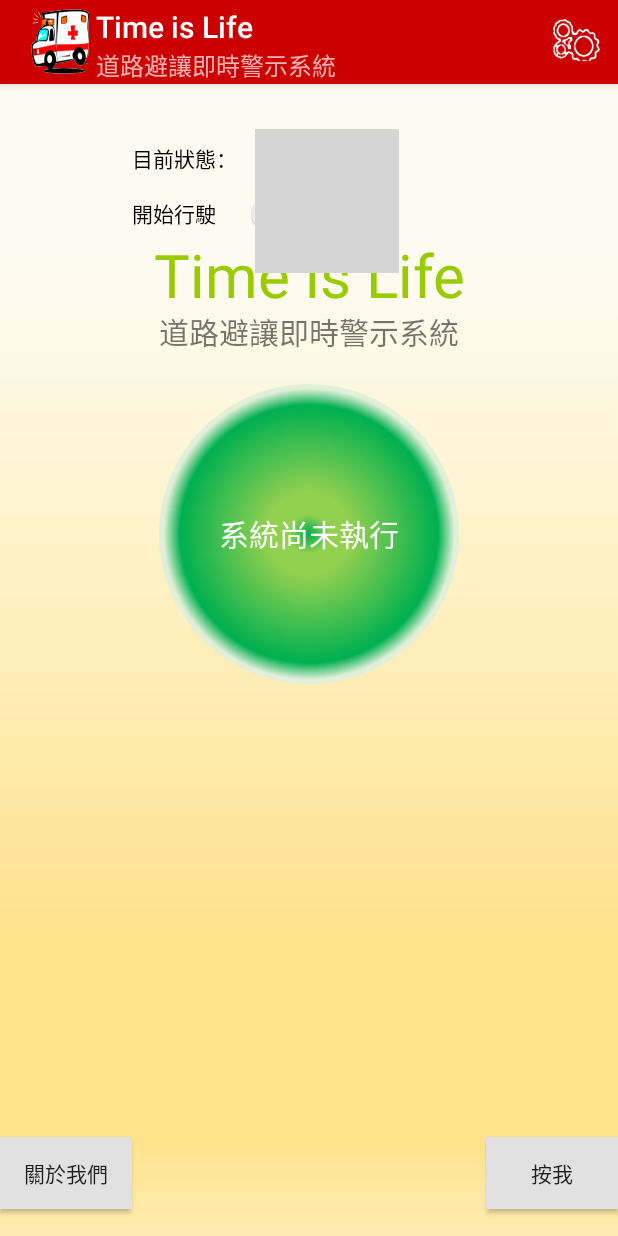
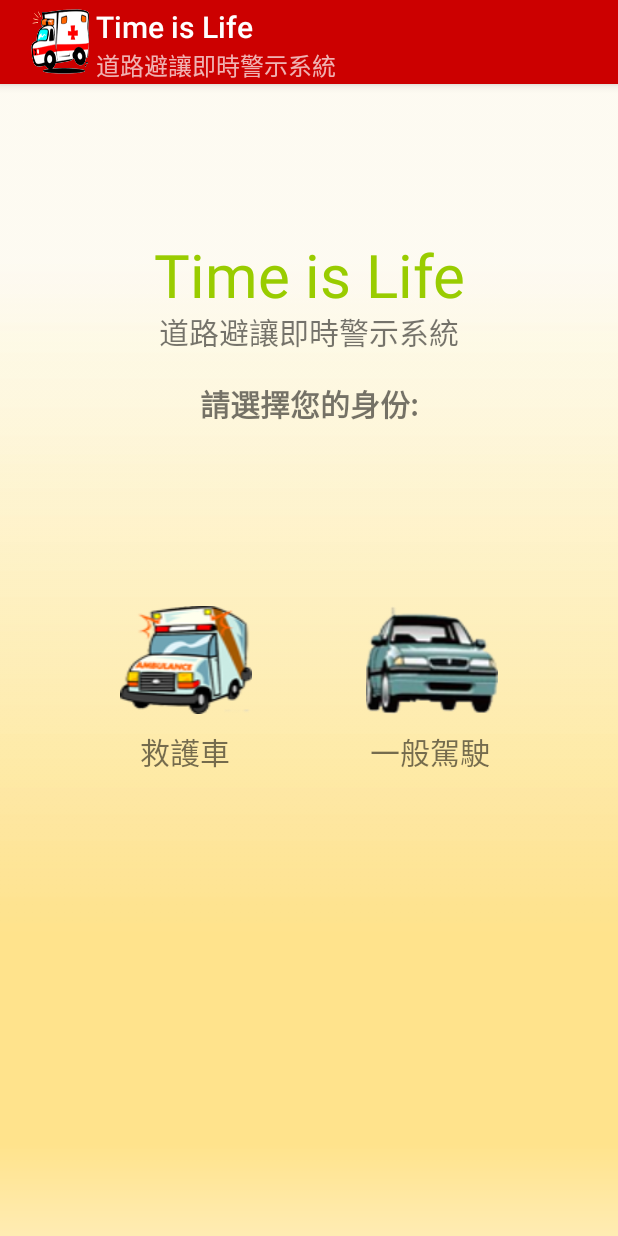
Before and after one commit to john850512/Time-is-Life, an Android app: the screen it shows after launch (MainActivity before the commit, ChooseClientActivity after it), on a phone screen of 412 x 824 dp. Run offline under Robolectric (Android 15) with nearby library versions, the phone set to English and light mode, and no system bars; grey boxes are pictures that could not be loaded.

Commit message:
V4.0
版本:V4.0
日期:20170814
說明:
-APP:
1.新增選取身份介面(可選取救護車或一般駕駛)
2.APP綁定Machine ID(功能尚未完全)
-Server:
1.修改Server架構，分別處理Web和App的請求
2.制定詳細的請求格式架構
3.APP端介面完成後可傳送導航請求代替目前手動使用下拉式選單的導航方式

```diff
--- a/Google_API_O_I_O_I/app/src/main/AndroidManifest.xml
+++ b/Google_API_O_I_O_I/app/src/main/AndroidManifest.xml
@@ -31,9 +31,8 @@
         <meta-data
             android:name="com.google.android.geo.API_KEY"
             android:value="@string/google_maps_key" />
-
         <activity
-            android:name=".MainActivity"
+            android:name=".ChooseClientActivity"
             android:label="@string/app_name">
             <intent-filter>
                 <action android:name="android.intent.action.MAIN" />
@@ -41,6 +40,9 @@
                 <category android:name="android.intent.category.LAUNCHER" />
             </intent-filter>
         </activity>
+        <activity
+            android:name=".MainActivity"
+            android:label="@string/app_name"></activity>
         <activity
             android:name=".MapsActivity"
             android:theme="@style/MyStyle"
--- /dev/null
+++ b/Google_API_O_I_O_I/app/src/main/java/net/macdidi/google_api_o_i_o_i/ChooseClientActivity.java
@@ -0,0 +1,40 @@
+package net.macdidi.google_api_o_i_o_i;
+
+/**
+ * Created by user on 2017/8/13.
+ */
+
+import android.content.Intent;
+import android.os.Bundle;
+import android.support.v7.app.ActionBar;
+import android.support.v7.app.AppCompatActivity;
+import android.view.View;
+import android.widget.Button;
+import android.widget.EditText;
+
+public class ChooseClientActivity extends AppCompatActivity {
+    private Button carClientBtn,ambulanceClientBtn;
+    @Override
+    protected void onCreate(Bundle savedInstanceState) {
+        super.onCreate(savedInstanceState);
+        setContentView(R.layout.activity_choose_client);
+        //set icon with actionbar
+        ActionBar menu = getSupportActionBar();
+        menu.setSubtitle("道路避讓即時警示系統");
+        menu.setDisplayShowHomeEnabled(true);
+        menu.setIcon(R.mipmap.ic_launcher);
+
+        carClientBtn = (Button)findViewById(R.id.button7);
+        ambulanceClientBtn = (Button)findViewById(R.id.button6);
+        carClientBtn.setOnClickListener(openMainActivity);
+        ambulanceClientBtn.setOnClickListener(openMainActivity);
+    }
+    private Button.OnClickListener openMainActivity = new Button.OnClickListener(){
+        @Override
+        public void onClick(View v) {
+            Intent Maps = new Intent();
+            Maps.setClass(ChooseClientActivity.this,MainActivity.class);
+            startActivity(Maps);
+        }
+    };
+}
--- a/Google_API_O_I_O_I/app/src/main/java/net/macdidi/google_api_o_i_o_i/SettingActivity.java
+++ b/Google_API_O_I_O_I/app/src/main/java/net/macdidi/google_api_o_i_o_i/SettingActivity.java
@@ -1,6 +1,5 @@
 package net.macdidi.google_api_o_i_o_i;
 
-import android.content.DialogInterface;
 import android.content.Intent;
 import android.content.SharedPreferences;
 import android.os.Bundle;
@@ -10,8 +9,6 @@ import android.view.KeyEvent;
 import android.view.View;
 import android.widget.Button;
 import android.widget.EditText;
-
-import java.util.Map;
 
 public class SettingActivity extends AppCompatActivity {
     private EditText EditText00,EditText01,EditText02,EditText03,EditText04,EditText05;
@@ -23,6 +20,7 @@ public class SettingActivity extends AppCompatActivity {
         setContentView(R.layout.activity_setting2);
         //set icon with actionbar
         ActionBar menu = getSupportActionBar();
+        menu.setSubtitle("道路避讓即時警示系統");
         menu.setDisplayShowHomeEnabled(true);
         menu.setIcon(R.mipmap.ic_launcher);
         EditText00 = (EditText) findViewById(R.id.editText00);
--- /dev/null
+++ b/Google_API_O_I_O_I/app/src/main/res/drawable/choose_ambulance_client.xml
@@ -0,0 +1,5 @@
+<?xml version="1.0" encoding="utf-8"?>
+<selector xmlns:android="http://schemas.android.com/apk/res/android">
+    <item android:drawable="@drawable/ambulance_normal" android:state_pressed="false"/>
+    <item android:drawable="@drawable/ambulance_press" android:state_pressed="true"/>
+</selector>
--- /dev/null
+++ b/Google_API_O_I_O_I/app/src/main/res/drawable/choose_car_client.xml
@@ -0,0 +1,5 @@
+<?xml version="1.0" encoding="utf-8"?>
+<selector xmlns:android="http://schemas.android.com/apk/res/android">
+    <item android:drawable="@drawable/car_normal" android:state_pressed="false"/>
+    <item android:drawable="@drawable/car_press" android:state_pressed="true"/>
+</selector>
--- a/Google_API_O_I_O_I/app/src/main/res/drawable/login_button_selector.xml
+++ b/Google_API_O_I_O_I/app/src/main/res/drawable/login_button_selector.xml
@@ -1,4 +1,5 @@
 <?xml version="1.0" encoding="utf-8"?>
+<!--ㄧ般按鈕按下的動畫-->
 <selector xmlns:android="http://schemas.android.com/apk/res/android">
     <item android:drawable="@drawable/clr_normal" android:state_pressed="false"/>
     <item android:drawable="@drawable/clr_pressed" android:state_pressed="true"/>
--- /dev/null
+++ b/Google_API_O_I_O_I/app/src/main/res/layout/activity_choose_client.xml
@@ -0,0 +1,84 @@
+<?xml version="1.0" encoding="utf-8"?>
+<RelativeLayout xmlns:android="http://schemas.android.com/apk/res/android"
+    xmlns:app="http://schemas.android.com/apk/res-auto"
+    xmlns:tools="http://schemas.android.com/tools"
+    android:id="@+id/activity_main"
+    android:layout_width="match_parent"
+    android:layout_height="match_parent"
+    tools:context="net.macdidi.google_api_o_i_o_i.MainActivity"
+    android:background="@drawable/bg">
+    <TextView
+        android:layout_width="300dp"
+        android:layout_height="50dp"
+        android:text="Time is Life"
+        android:id="@+id/app_name"
+        android:gravity="center"
+        android:layout_marginTop="100dp"
+        android:layout_centerHorizontal="true"
+        android:layout_alignParentTop="true"
+        android:textSize="40sp"
+        android:textColor="@android:color/holo_green_light" />
+    <TextView
+        android:text="道路避讓即時警示系統"
+        android:layout_width="wrap_content"
+        android:layout_height="wrap_content"
+        android:id="@+id/textView"
+        android:layout_below="@+id/app_name"
+        android:layout_centerHorizontal="true"
+        android:textSize="20sp" />
+    <TextView
+        android:text="請選擇您的身份:"
+        android:layout_width="wrap_content"
+        android:layout_height="wrap_content"
+        android:id="@+id/textView1"
+        android:layout_below="@+id/textView"
+        android:layout_marginTop="18dp"
+        android:layout_centerHorizontal="true"
+        android:textSize="20sp"
+        android:textStyle="normal|bold" />
+    <Button
+        android:text=""
+        android:id="@+id/button6"
+        android:layout_width="wrap_content"
+        android:layout_height="wrap_content"
+        android:layout_centerInParent = "true"
+        android:layout_alignParentLeft="true"
+        android:layout_marginLeft="80dp"
+        android:background="@drawable/choose_ambulance_client"
+        />
+
+    <Button
+        android:text=""
+        android:id="@+id/button7"
+        android:layout_width="wrap_content"
+        android:layout_height="wrap_content"
+        android:layout_centerInParent = "true"
+        android:layout_alignParentRight="true"
+        android:layout_marginRight="80dp"
+        android:background="@drawable/choose_car_client"/>
+
+    <TextView
+        android:text="救護車"
+        android:layout_width="wrap_content"
+        android:layout_height="wrap_content"
+        android:layout_below="@+id/button7"
+        android:layout_centerInParent = "true"
+        android:layout_marginTop="10dp"
+        android:layout_alignParentLeft="true"
+        android:layout_marginLeft="93dp"
+        android:textSize="20sp"
+        android:id="@+id/textView6" />
+
+    <TextView
+        android:text="一般駕駛"
+        android:layout_width="wrap_content"
+        android:layout_height="wrap_content"
+        android:layout_below="@+id/button6"
+        android:layout_centerInParent = "true"
+        android:layout_marginTop="10dp"
+        android:layout_alignParentRight="true"
+        android:layout_marginRight="85dp"
+        android:textSize="20sp"
+        android:id="@+id/textView5"
+         />
+</RelativeLayout>
--- a/Google_API_O_I_O_I/app/src/main/res/layout/activity_setting2.xml
+++ b/Google_API_O_I_O_I/app/src/main/res/layout/activity_setting2.xml
@@ -8,7 +8,8 @@
     android:paddingLeft="@dimen/activity_horizontal_margin"
     android:paddingRight="@dimen/activity_horizontal_margin"
     android:paddingTop="@dimen/activity_vertical_margin"
-    tools:context="net.macdidi.google_api_o_i_o_i.SettingActivity">
+    tools:context="net.macdidi.google_api_o_i_o_i.SettingActivity"
+    >
 
 
     <EditText
```
Also changed, not shown: Google_API_O_I_O_I/app/src/main/java/net/macdidi/google_api_o_i_o_i/MainActivity.java (+6 -3 lines), Google_API_O_I_O_I/app/src/main/java/net/macdidi/google_api_o_i_o_i/MapsActivity.java (+8 -3 lines), Google_API_O_I_O_I/app/src/main/res/layout/activity_main.xml (+11 -14 lines), Google_API_O_I_O_I/app/src/main/res/drawable/ambulance_normal.png (added), Google_API_O_I_O_I/app/src/main/res/drawable/ambulance_press.png (added), Google_API_O_I_O_I/app/src/main/res/drawable/car_normal.png (added), Google_API_O_I_O_I/app/src/main/res/drawable/car_press.png (added), Google_API_O_I_O_I/app/src/main/res/drawable/ic_launcher.png (added), 3 other files.
